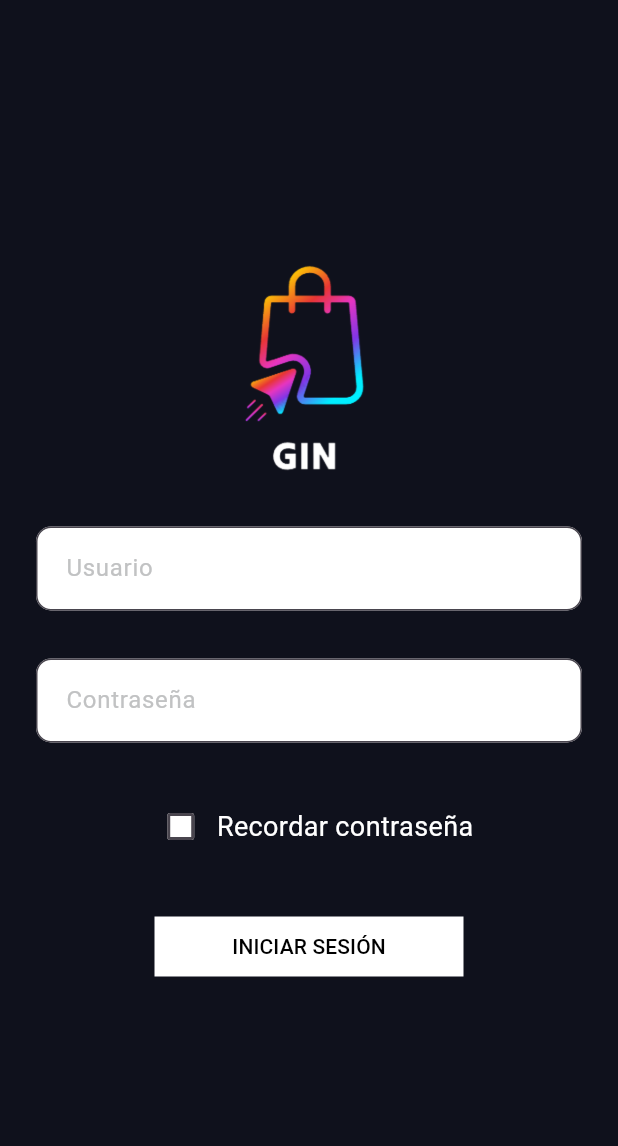
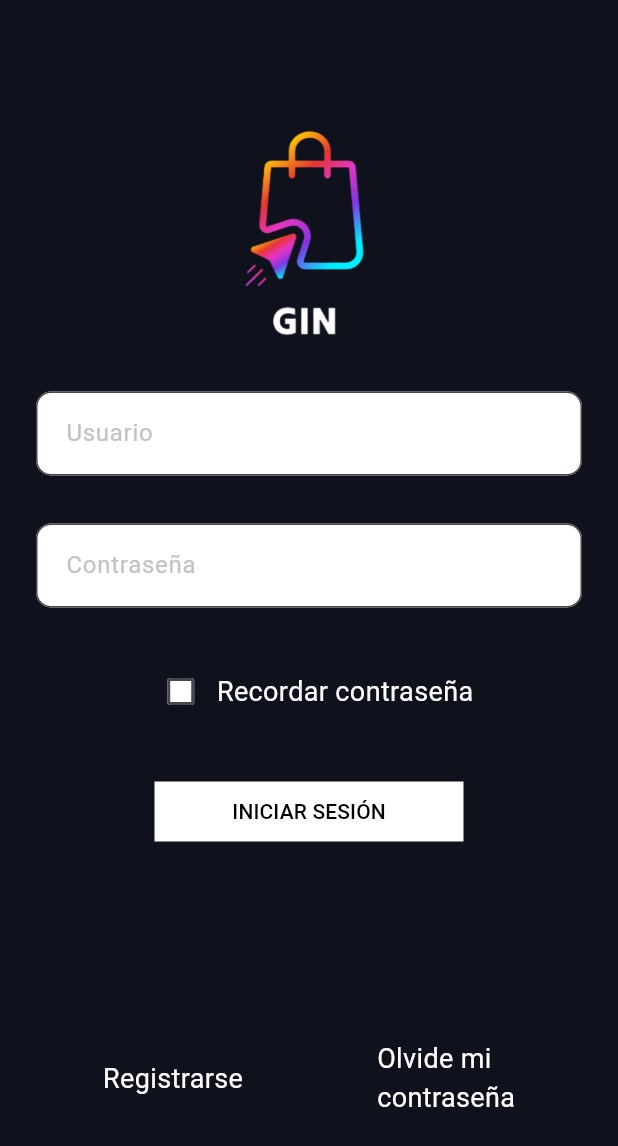
Before and after one commit to ScrobeZ/gin, a Flutter app: the LoginView screen opened by its route, on a phone screen of 412 x 824 dp. Shown: the top 1146 px of the screen. Run offline on Flutter 3.47's test engine with Material 2 defaults, Android fonts, the phone set to English and light mode, and no system bars; our stand-ins replace go_router.

Commit message:
Se creo la navegacion para registro

```diff
--- a/lib/config/router/app_router.dart
+++ b/lib/config/router/app_router.dart
@@ -3,6 +3,7 @@ import 'package:gin/constants/strings.dart';
 import 'package:gin/views/home/dashboard/dashboard_view.dart';
 import 'package:gin/views/home/home_view.dart';
 import 'package:gin/views/login/login_view.dart';
+import 'package:gin/views/login/register_view.dart';
 import 'package:gin/views/startup/startup_view.dart';
 import 'package:go_router/go_router.dart';
 
@@ -24,6 +25,10 @@ final GoRouter appRouter = GoRouter(
       path: loginRoute,
       builder: (context, state) => const LoginView(),
     ),
+    GoRoute(
+      path: registerRoute,
+      builder: (context, state) => const RegisterView(),
+    ),
     ShellRoute(
       parentNavigatorKey: _rootNavigatorKey,
       navigatorKey: _shellNavigatorKey,
@@ -37,6 +42,7 @@ final GoRouter appRouter = GoRouter(
           path: dashboardRoute,
           builder: (context, state) => DashboardView(),
         )
-        ]),
+      ],
+    ),
   ],
 );
--- a/lib/constants/strings.dart
+++ b/lib/constants/strings.dart
@@ -1,4 +1,5 @@
 const String startUpRoute = '/';
 const String loginRoute = '/login';
+const String registerRoute = '/register';
 const String homeRoute = '/home';
 const String dashboardRoute = '/dashboard';
--- a/lib/views/login/login_view.dart
+++ b/lib/views/login/login_view.dart
@@ -85,6 +85,43 @@ class _LoginViewState extends State<LoginView> {
             model.navigateToHome(context);
           },
         ),
+        verticalBigGap,
+        verticalBigGap,
+        verticalBigGap,
+        verticalBigGap,
+        Row(
+          mainAxisAlignment: MainAxisAlignment.spaceAround,
+          children: [
+            GestureDetector(
+              onTap: () => setState(
+                () {
+                  model.navigateToRegister(context);
+                },
+              ),
+              child: const Text(
+                'Registrarse',
+                style: TextStyle(
+                  color: Colors.white,
+                  fontSize: 18,
+                ),
+              ),
+            ),
+            GestureDetector(
+              onTap: () => setState(
+                () {
+                  //model.rememberPasswordChanged();
+                },
+              ),
+              child: const Text(
+                'Olvide mi\ncontraseña',
+                style: TextStyle(
+                  color: Colors.white,
+                  fontSize: 18,
+                ),
+              ),
+            )
+          ],
+        ),
       ],
     );
   }
--- a/lib/views/login/login_view_model.dart
+++ b/lib/views/login/login_view_model.dart
@@ -11,4 +11,8 @@ class LoginViewModel {
   navigateToHome(BuildContext context) {
     context.go(dashboardRoute);
   }
+
+  navigateToRegister(BuildContext context) {
+    context.push(registerRoute);
+  }
 }
```
Also changed, not shown: lib/views/login/register_view.dart (+11 -23 lines). Lines whose indentation alone changed are shown as unchanged.
